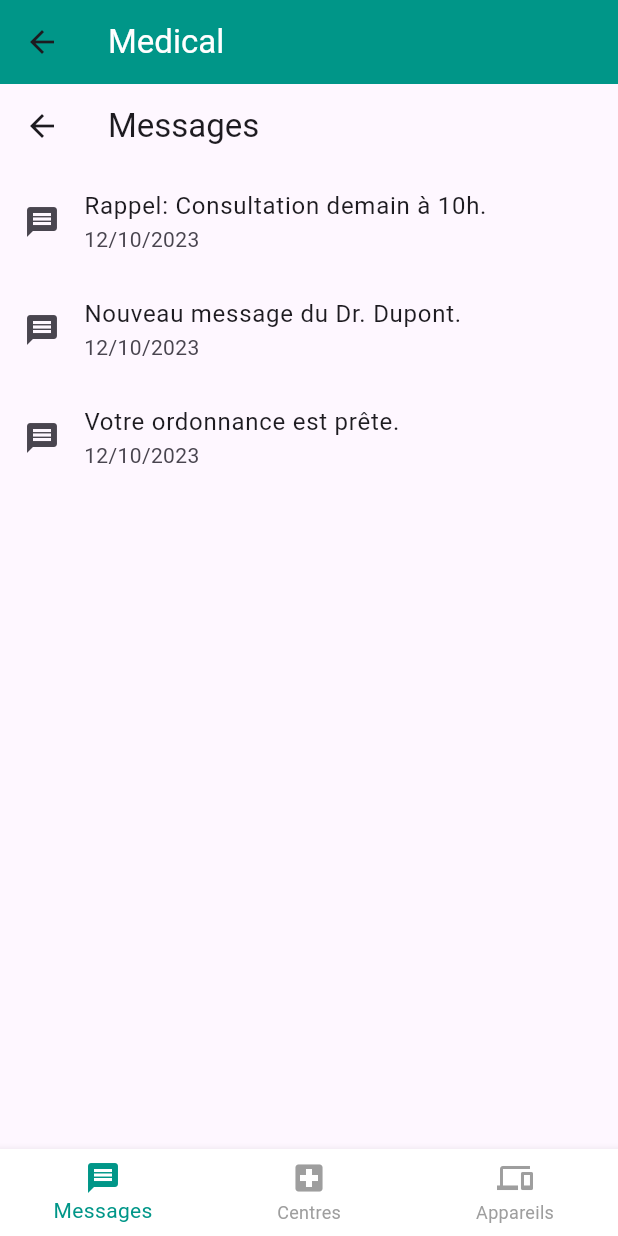
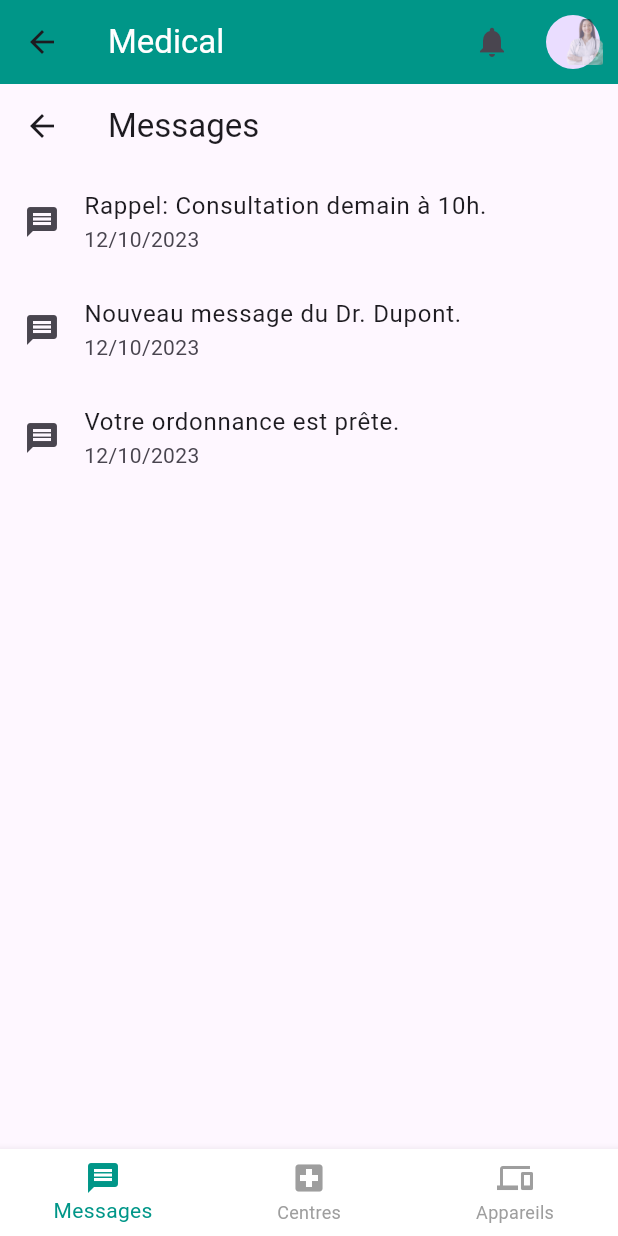
Before and after one commit to sethAGBA/Medical-App, a Flutter app: the HomeScreen screen opened by its route, on a phone screen of 412 x 824 dp. Run offline on Flutter 3.47's test engine with Material 3 defaults, Android fonts, the phone set to English and light mode, and no system bars; our stand-ins replace cloud_firestore, firebase_auth; accounts and stored records are empty.

Commit message:
seconnd commit with generate apk

```diff
--- a/lib/main.dart
+++ b/lib/main.dart
@@ -1,4 +1,5 @@
 import 'package:flutter/material.dart';
+import 'package:medical/screens/profile_screen.dart';
 import 'screens/signin_screen.dart';
 import 'screens/signup_screen.dart';
 import 'screens/home_screen.dart';
@@ -20,6 +21,7 @@ class MyApp extends StatelessWidget {
         '/signin': (context) => SignInScreen(),
         '/signup': (context) => SignUpScreen(),
         '/home': (context) => HomeScreen(),
+        '/profile': (context) => ProfileScreen(),
       },
     );
   }
--- a/lib/screens/home_screen.dart
+++ b/lib/screens/home_screen.dart
@@ -31,6 +31,38 @@ class _HomeScreenState extends State<HomeScreen> {
         backgroundColor: Colors.teal,
         centerTitle: false, // Mettre à false pour aligner à gauche
         elevation: 0,
+        actions: [
+          IconButton(
+            icon: Icon(Icons.notifications),
+            onPressed: () {},
+          ),
+          Padding(
+            padding: const EdgeInsets.all(10.0),
+            child: PopupMenuButton(
+                position: PopupMenuPosition.under,
+                itemBuilder: (context) => <PopupMenuEntry>[
+                      PopupMenuItem(
+                        child: Text('Profile'),
+                        onTap: (){
+                          Navigator.pushNamed(context, '/profile');
+                        },
+                      ),
+                      PopupMenuDivider(),
+                      PopupMenuItem(
+                        child: Text('Déconnexion'),
+                      ),
+                    ],
+                child: CircleAvatar(
+                  child: Container(
+                    decoration: BoxDecoration(
+                      image: DecorationImage(
+                        image: AssetImage('assets/images/docteur.png'),
+                      ),
+                    ),
+                  ),
+                )),
+          ),
+        ],
       ),
       body: _pages[_selectedIndex],
       bottomNavigationBar: BottomNavigationBar(
```
Also changed, not shown: lib/screens/profile_screen.dart (added, +10 -0 lines).
